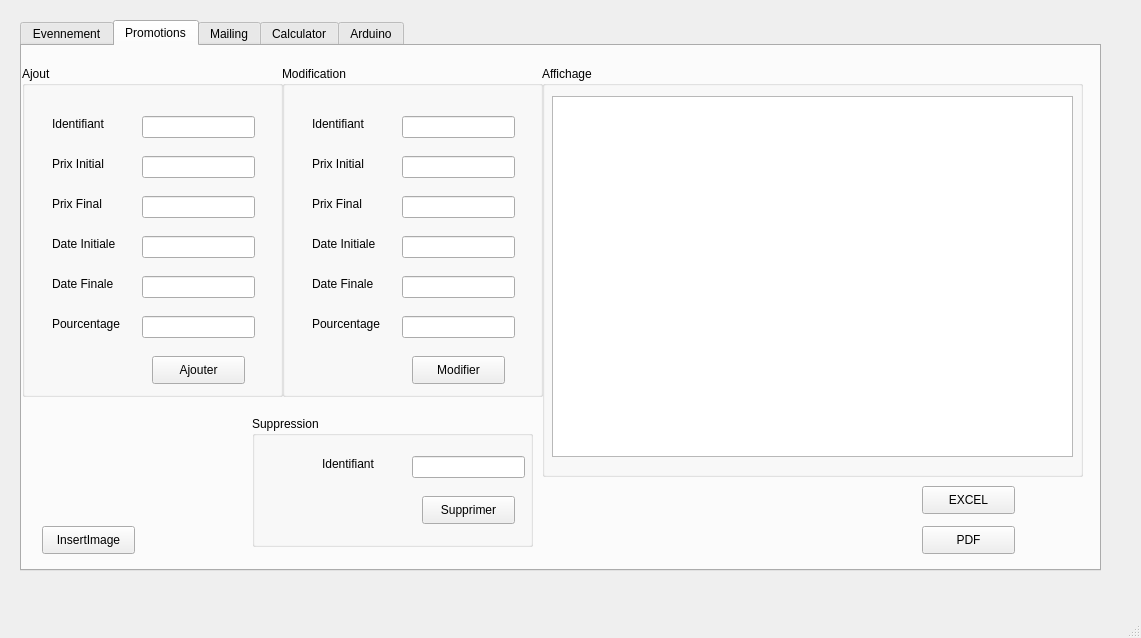
Before: the Qt Designer form Gestion_Evennement_Promotion/mainwindow.ui in medhama/ThePieChart, drawn with Qt 5.
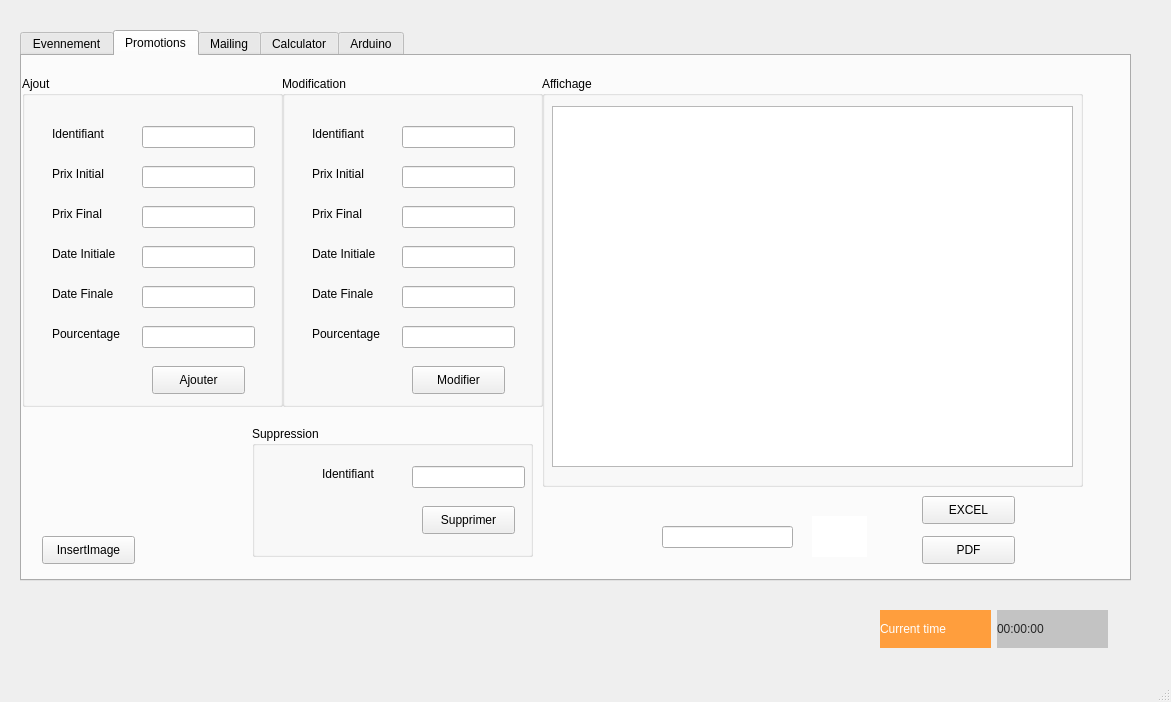
After: the same form once the commit is applied. The open tabs and pages were chosen to show the change. Icons and pictures are not drawn.

The edit to the form file:
```diff
--- a/Gestion_Evennement_Promotion/mainwindow.ui
+++ b/Gestion_Evennement_Promotion/mainwindow.ui
@@ -6,8 +6,8 @@
    <rect>
     <x>0</x>
     <y>0</y>
-    <width>1141</width>
-    <height>638</height>
+    <width>1171</width>
+    <height>702</height>
    </rect>
   </property>
   <property name="windowTitle">
@@ -18,8 +18,8 @@
     <property name="geometry">
      <rect>
       <x>20</x>
-      <y>20</y>
-      <width>1081</width>
+      <y>30</y>
+      <width>1111</width>
       <height>551</height>
      </rect>
     </property>
@@ -947,6 +947,33 @@
        <string/>
       </property>
      </widget>
+     <widget class="QLabel" name="label_26">
+      <property name="geometry">
+       <rect>
+        <x>790</x>
+        <y>460</y>
+        <width>55</width>
+        <height>41</height>
+       </rect>
+      </property>
+      <property name="styleSheet">
+       <string notr="true">background-color: rgb(255, 255, 255);
+font: 75 12pt &quot;MS Shell Dlg 2&quot;;</string>
+      </property>
+      <property name="text">
+       <string/>
+      </property>
+     </widget>
+     <widget class="QLineEdit" name="rechercher_promo">
+      <property name="geometry">
+       <rect>
+        <x>640</x>
+        <y>470</y>
+        <width>131</width>
+        <height>22</height>
+       </rect>
+      </property>
+     </widget>
      <zorder>label_24</zorder>
      <zorder>groupBox_4</zorder>
      <zorder>groupBox_5</zorder>
@@ -1871,6 +1898,44 @@
      </widget>
     </widget>
    </widget>
+   <widget class="QWidget" name="">
+    <property name="geometry">
+     <rect>
+      <x>880</x>
+      <y>610</y>
+      <width>228</width>
+      <height>38</height>
+     </rect>
+    </property>
+    <layout class="QHBoxLayout" name="horizontalLayout_2">
+     <item>
+      <widget class="QLabel" name="label_28">
+       <property name="styleSheet">
+        <string notr="true">font: 75 10pt &quot;MS Shell Dlg 2&quot;;
+color: rgb(255, 255, 255);
+background-color: rgb(255, 158, 61);</string>
+       </property>
+       <property name="text">
+        <string>Current time</string>
+       </property>
+      </widget>
+     </item>
+     <item>
+      <widget class="QLabel" name="lbl_time">
+       <property name="styleSheet">
+        <string notr="true">font: 75 11pt &quot;MS Shell Dlg 2&quot;;
+font: 16pt &quot;MS Shell Dlg 2&quot;;
+color: rgb(38, 38, 38);
+background-color: rgb(195, 195, 195);
+font: 8pt &quot;MS Shell Dlg 2&quot;;</string>
+       </property>
+       <property name="text">
+        <string>00:00:00</string>
+       </property>
+      </widget>
+     </item>
+    </layout>
+   </widget>
   </widget>
   <widget class="QMenuBar" name="menubar">
    <property name="geometry">
```
Left out of the diff: 18 changed lines with no effect on the pictures.
